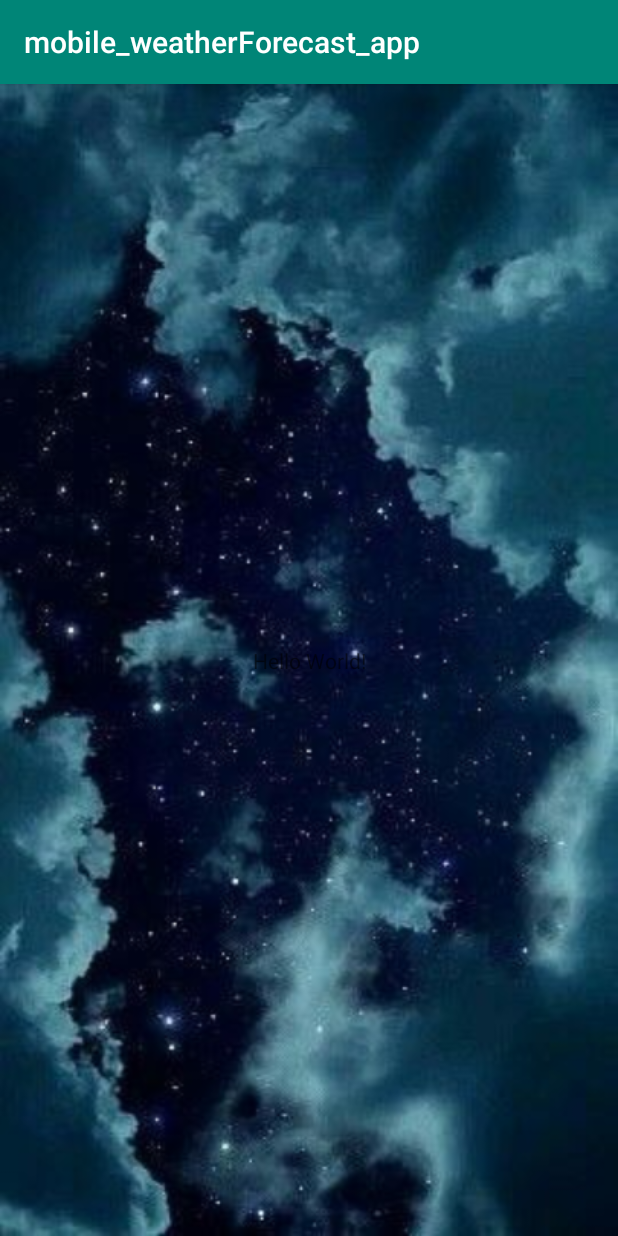
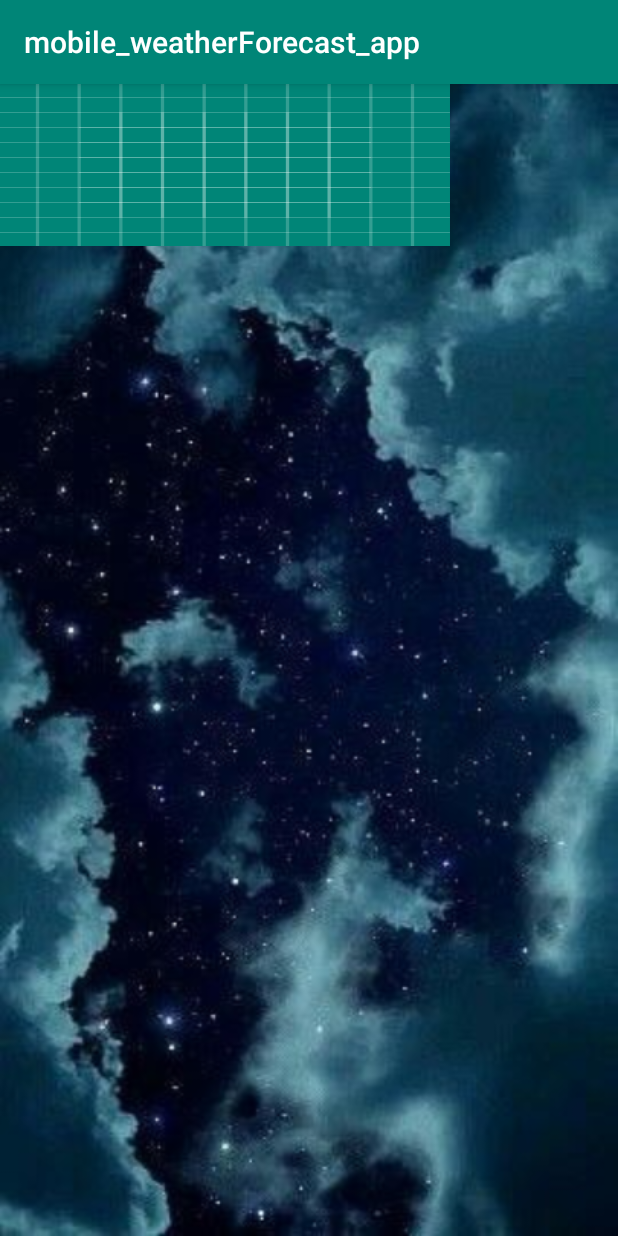
Before and after one commit to elahekhodaie/mobile_weatherForecast_app, an Android app: the screen it shows after launch (MainActivity), on a phone screen of 412 x 824 dp. Run offline under Robolectric (Android 15) with nearby library versions, the phone set to English and light mode, and no system bars.

Commit message:
the textField is added to the first page menu

```diff
--- a/app/src/main/res/layout/activity_main.xml
+++ b/app/src/main/res/layout/activity_main.xml
@@ -8,12 +8,26 @@
     tools:context=".MainActivity">
 
     <TextView
-        android:layout_width="wrap_content"
-        android:layout_height="wrap_content"
-        android:text="Hello World!"
-        app:layout_constraintBottom_toBottomOf="parent"
+        android:layout_width="150dp"
+        android:layout_height="36dp"
+        android:text="Enter Your City Name"
         app:layout_constraintLeft_toLeftOf="parent"
         app:layout_constraintRight_toRightOf="parent"
         app:layout_constraintTop_toTopOf="parent" />
 
+
+    <EditText
+        android:id="@+id/cityName"
+        android:layout_width="300dp"
+        android:layout_height="wrap_content"
+        android:background="@drawable/ic_launcher_background"
+
+
+        android:bufferType="editable"
+        android:inputType="textAutoComplete|textAutoCorrect"
+        android:visibility="visible"
+        tools:layout_editor_absoluteX="65dp"
+        tools:layout_editor_absoluteY="289dp" />
+
+
 </androidx.constraintlayout.widget.ConstraintLayout>
```
